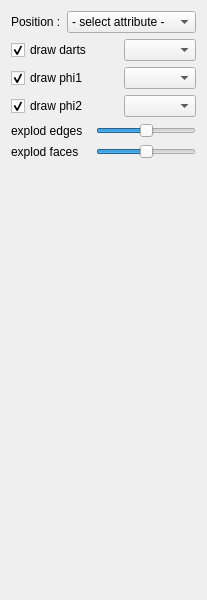
Before: the Qt Designer form SCHNApps/Plugins/surface_renderTopo/forms/surface_renderTopo.ui in cgogn/CGoGN, drawn with Qt 5.
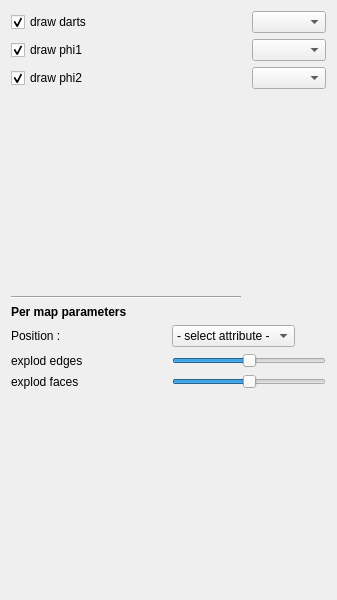
After: the same form once the commit is applied. Custom widgets are drawn as their Qt base class.

Commit message: topoRender + schnappsTopoRender

```diff
--- a/SCHNApps/Plugins/surface_renderTopo/forms/surface_renderTopo.ui
+++ b/SCHNApps/Plugins/surface_renderTopo/forms/surface_renderTopo.ui
@@ -6,7 +6,7 @@
    <rect>
     <x>0</x>
     <y>0</y>
-    <width>207</width>
+    <width>337</width>
     <height>600</height>
    </rect>
   </property>
@@ -14,19 +14,6 @@
    <string>Form</string>
   </property>
   <layout class="QGridLayout" name="gridLayout">
-   <item row="2" column="3">
-    <widget class="ColorComboBox" name="combo_phi1Color"/>
-   </item>
-   <item row="3" column="0" colspan="3">
-    <widget class="QCheckBox" name="check_drawPhi2">
-     <property name="text">
-      <string>draw phi2</string>
-     </property>
-     <property name="checked">
-      <bool>true</bool>
-     </property>
-    </widget>
-   </item>
    <item row="2" column="0" colspan="3">
     <widget class="QCheckBox" name="check_drawPhi1">
      <property name="text">
@@ -37,13 +24,59 @@
      </property>
     </widget>
    </item>
+   <item row="4" column="0" colspan="4">
+    <spacer name="verticalSpacer_2">
+     <property name="orientation">
+      <enum>Qt::Vertical</enum>
+     </property>
+     <property name="sizeHint" stdset="0">
+      <size>
+       <width>20</width>
+       <height>40</height>
+      </size>
+     </property>
+    </spacer>
+   </item>
+   <item row="2" column="3">
+    <widget class="ColorComboBox" name="combo_phi1Color"/>
+   </item>
+   <item row="3" column="3">
+    <widget class="ColorComboBox" name="combo_phi2Color"/>
+   </item>
    <item row="1" column="3">
     <widget class="ColorComboBox" name="combo_dartsColor"/>
    </item>
-   <item row="0" column="1" colspan="3">
+   <item row="3" column="0" colspan="3">
+    <widget class="QCheckBox" name="check_drawPhi2">
+     <property name="text">
+      <string>draw phi2</string>
+     </property>
+     <property name="checked">
+      <bool>true</bool>
+     </property>
+    </widget>
+   </item>
+   <item row="13" column="0" colspan="2">
+    <widget class="QLabel" name="label_3">
+     <property name="text">
+      <string>explod faces</string>
+     </property>
+    </widget>
+   </item>
+   <item row="13" column="2" colspan="2">
+    <widget class="QSlider" name="slider_facesScaleFactor">
+     <property name="value">
+      <number>50</number>
+     </property>
+     <property name="orientation">
+      <enum>Qt::Horizontal</enum>
+     </property>
+    </widget>
+   </item>
+   <item row="10" column="2" colspan="2">
     <widget class="QComboBox" name="combo_positionAttribute">
      <property name="sizePolicy">
-      <sizepolicy hsizetype="Expanding" vsizetype="Fixed">
+      <sizepolicy hsizetype="Maximum" vsizetype="Fixed">
        <horstretch>0</horstretch>
        <verstretch>0</verstretch>
       </sizepolicy>
@@ -55,17 +88,7 @@
      </item>
     </widget>
    </item>
-   <item row="4" column="0" colspan="2">
-    <widget class="QLabel" name="label">
-     <property name="text">
-      <string>explod edges</string>
-     </property>
-    </widget>
-   </item>
-   <item row="3" column="3">
-    <widget class="ColorComboBox" name="combo_phi2Color"/>
-   </item>
-   <item row="4" column="2" colspan="2">
+   <item row="12" column="2" colspan="2">
     <widget class="QSlider" name="slider_edgesScaleFactor">
      <property name="value">
       <number>50</number>
@@ -75,17 +98,7 @@
      </property>
     </widget>
    </item>
-   <item row="5" column="2" colspan="2">
-    <widget class="QSlider" name="slider_facesScaleFactor">
-     <property name="value">
-      <number>50</number>
-     </property>
-     <property name="orientation">
-      <enum>Qt::Horizontal</enum>
-     </property>
-    </widget>
-   </item>
-   <item row="6" column="0" colspan="4">
+   <item row="15" column="0" colspan="4">
     <spacer name="verticalSpacer">
      <property name="orientation">
       <enum>Qt::Vertical</enum>
@@ -98,10 +111,22 @@
      </property>
     </spacer>
    </item>
-   <item row="5" column="0" colspan="2">
-    <widget class="QLabel" name="label_3">
-     <property name="text">
-      <string>explod faces</string>
+   <item row="6" column="0" colspan="3">
+    <widget class="Line" name="line_2">
+     <property name="sizePolicy">
+      <sizepolicy hsizetype="Maximum" vsizetype="Fixed">
+       <horstretch>0</horstretch>
+       <verstretch>0</verstretch>
+      </sizepolicy>
+     </property>
+     <property name="minimumSize">
+      <size>
+       <width>230</width>
+       <height>0</height>
+      </size>
+     </property>
+     <property name="orientation">
+      <enum>Qt::Horizontal</enum>
      </property>
     </widget>
    </item>
@@ -115,13 +140,39 @@
      </property>
     </widget>
    </item>
-   <item row="0" column="0">
+   <item row="12" column="0" colspan="2">
+    <widget class="QLabel" name="label">
+     <property name="text">
+      <string>explod edges</string>
+     </property>
+    </widget>
+   </item>
+   <item row="10" column="0" colspan="2">
     <widget class="QLabel" name="label_2">
+     <property name="sizePolicy">
+      <sizepolicy hsizetype="Fixed" vsizetype="Preferred">
+       <horstretch>0</horstretch>
+       <verstretch>0</verstretch>
+      </sizepolicy>
+     </property>
      <property name="text">
       <string>Position :</string>
      </property>
     </widget>
    </item>
+   <item row="7" column="0" colspan="4">
+    <widget class="QLabel" name="label_map_param">
+     <property name="font">
+      <font>
+       <weight>75</weight>
+       <bold>true</bold>
+      </font>
+     </property>
+     <property name="text">
+      <string>Per map parameters</string>
+     </property>
+    </widget>
+   </item>
   </layout>
  </widget>
  <customwidgets>
```
Left out of the diff: 1 changed line with no effect on the pictures. The commit also changes 50 other files.
